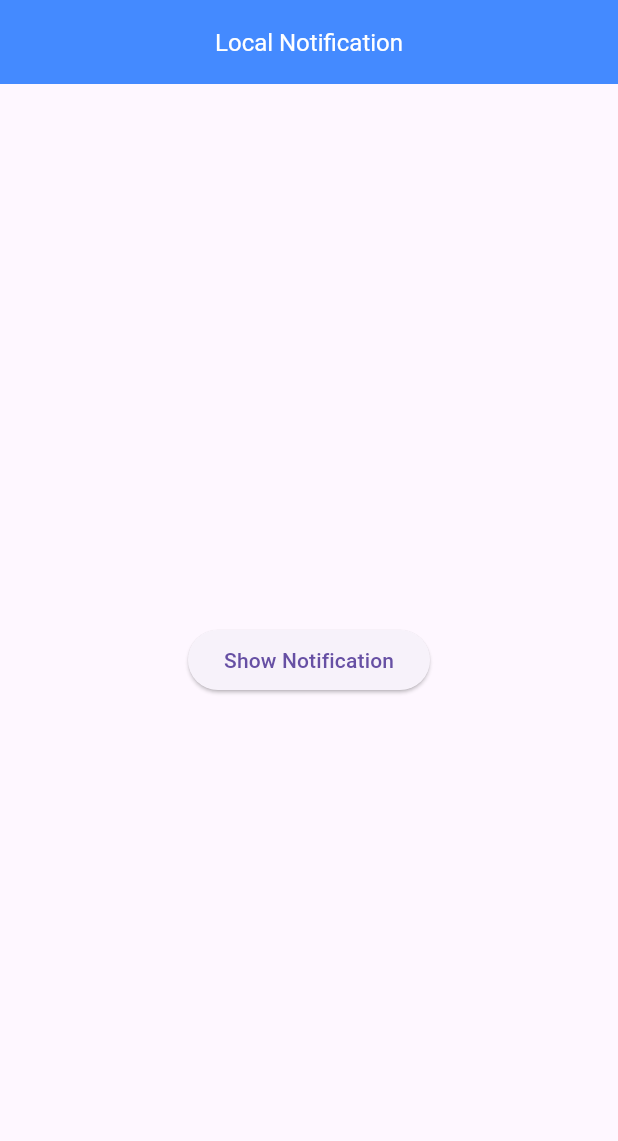
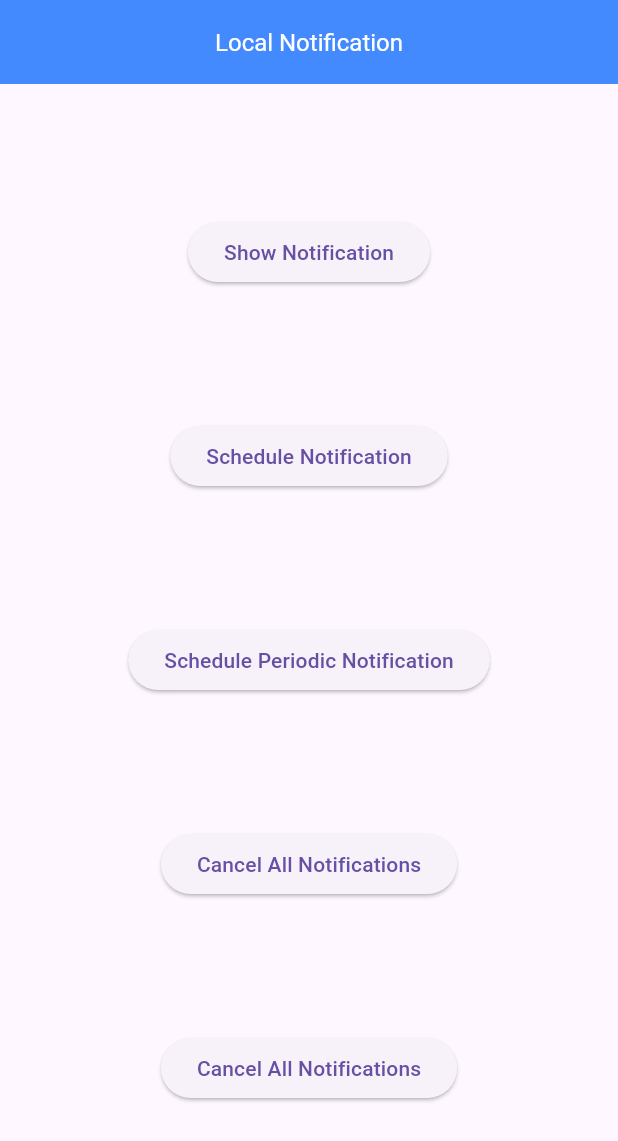
Before and after one commit to jibin94/local_notifications, a Flutter app: the screen it shows after launch, on a phone screen of 412 x 824 dp. Shown: the top 1141 px of the screen. Run offline on Flutter 3.47's test engine with Material 3 defaults, Android fonts, the phone set to English and light mode, and no system bars; our stand-ins replace flutter_local_notifications, permission_handler, timezone.

Commit message:
added functionality for scheduled notifications

```diff
--- a/lib/main.dart
+++ b/lib/main.dart
@@ -1,4 +1,5 @@
 import 'package:flutter/material.dart';
+import 'package:flutter_local_notifications/flutter_local_notifications.dart';
 
 import 'notification_service.dart';
 
@@ -27,18 +28,56 @@ class MyApp extends StatelessWidget {
           centerTitle: true,
         ),
         body: Center(
-          child: ElevatedButton(
-            onPressed: () {
-              NotificationService().showNotification(
-                id: 1,
-                title: 'Hello!',
-                body: 'This is a local notification.',
-              );
-            },
-            child: const Text('Show Notification'),
+          child: Column(
+            mainAxisAlignment: MainAxisAlignment.spaceEvenly,
+            children: [
+              notificationButton(
+                "Show Notification",
+                () => NotificationService().showNotification(
+                  id: 1,
+                  title: 'Hello!',
+                  body: 'This is a local notification.',
+                ),
+              ),
+              notificationButton(
+                "Schedule Notification",
+                () => NotificationService().scheduleNotification(
+                  id: 2,
+                  title: 'Scheduled Notification',
+                  body:
+                      'This notification is scheduled to appear after 5 seconds.',
+                  scheduledNotificationDateTime:
+                      DateTime.now().add(const Duration(seconds: 5)),
+                ),
+              ),
+              notificationButton(
+                "Schedule Periodic Notification",
+                () => NotificationService().schedulePeriodicNotification(
+                  id: 3,
+                  title: 'Periodic Notification',
+                  body: 'This notification will repeat every minute.',
+                  repeatInterval: RepeatInterval.everyMinute,
+                ),
+              ),
+              notificationButton(
+                "Cancel All Notifications",
+                () => NotificationService().cancelNotification(0),
+              ),
+              notificationButton(
+                "Cancel All Notifications",
+                () => NotificationService().cancelAllNotifications(),
+              ),
+            ],
           ),
         ),
       ),
     );
   }
+
+  Widget notificationButton(String title, Function? function) {
+    return ElevatedButton(
+      onPressed: () => function!(),
+      child: Text(title),
+    );
+  }
 }
--- a/pubspec.yaml
+++ b/pubspec.yaml
@@ -15,6 +15,7 @@ dependencies:
   cupertino_icons: ^1.0.6
   flutter_local_notifications: ^17.2.2
   permission_handler: ^11.3.1
+  timezone: ^0.9.4
 
 dev_dependencies:
   flutter_test:
```
Also changed, not shown: lib/notification_service.dart (+50 -0 lines), pubspec.lock, 3 other files.
